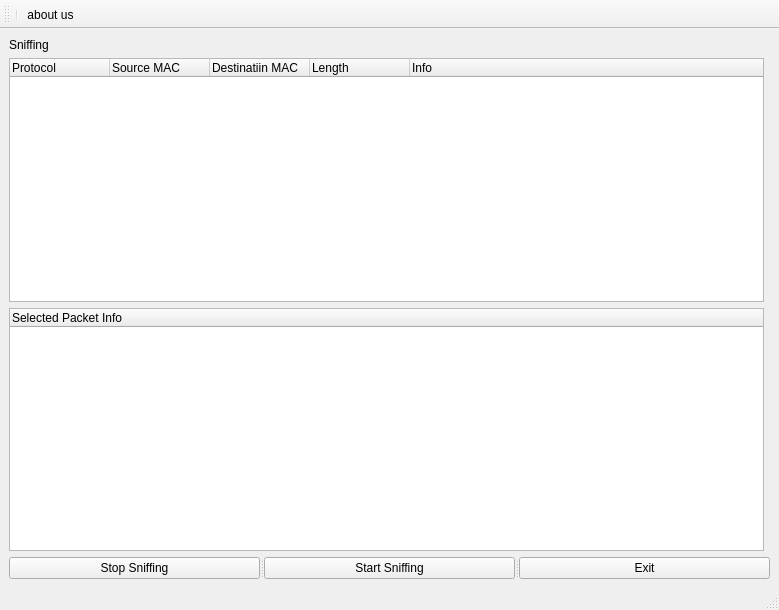
Above: MainWindoww.ui from SaeedAbdelWahab/Python-Packet-Sniffer before the change. Below: the same form after it.
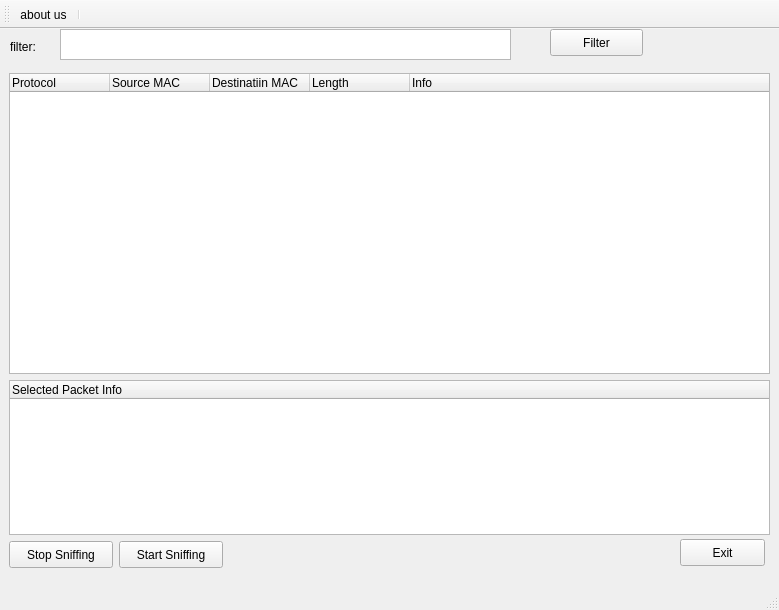
That is the form after the change. Icons and pictures are not drawn.

Diff of the .ui file:
```diff
--- a/MainWindoww.ui
+++ b/MainWindoww.ui
@@ -14,47 +14,49 @@
    <string>Packets</string>
   </property>
   <widget class="QWidget" name="centralwidget">
-   <layout class="QGridLayout" name="gridLayout">
-    <item row="0" column="0">
      <widget class="QLabel" name="label">
-      <property name="text">
-       <string>Sniffing</string>
-      </property>
-     </widget>
-    </item>
-    <item row="6" column="0" colspan="2">
-     <widget class="QSplitter" name="splitter">
-      <property name="orientation">
-       <enum>Qt::Horizontal</enum>
-      </property>
-      <widget class="QPushButton" name="StopSniffing">
+    <property name="geometry">
+     <rect>
+      <x>10</x>
+      <y>10</y>
+      <width>40</width>
+      <height>15</height>
+     </rect>
+    </property>
+    <property name="sizePolicy">
+     <sizepolicy hsizetype="MinimumExpanding" vsizetype="MinimumExpanding">
+      <horstretch>0</horstretch>
+      <verstretch>0</verstretch>
+     </sizepolicy>
+    </property>
        <property name="text">
-        <string>Stop Sniffing</string>
-       </property>
-      </widget>
-      <widget class="QPushButton" name="StartButton">
-       <property name="text">
-        <string>Start Sniffing</string>
-       </property>
-      </widget>
-      <widget class="QPushButton" name="Exit">
-       <property name="text">
-        <string>Exit</string>
-       </property>
-      </widget>
-     </widget>
-    </item>
-    <item row="3" column="0">
+     <string>filter:</string>
+    </property>
+   </widget>
      <widget class="QTreeWidget" name="PacketTree">
+    <property name="geometry">
+     <rect>
+      <x>9</x>
+      <y>351</y>
+      <width>761</width>
+      <height>155</height>
+     </rect>
+    </property>
       <column>
        <property name="text">
         <string>Selected Packet Info</string>
        </property>
       </column>
      </widget>
-    </item>
-    <item row="1" column="0">
      <widget class="QTreeWidget" name="PacketTable">
+    <property name="geometry">
+     <rect>
+      <x>9</x>
+      <y>44</y>
+      <width>761</width>
+      <height>301</height>
+     </rect>
+    </property>
       <column>
        <property name="text">
         <string>Protocol</string>
@@ -81,10 +83,82 @@
        </property>
       </column>
      </widget>
-    </item>
-   </layout>
+   <widget class="QTextEdit" name="FilterText">
+    <property name="geometry">
+     <rect>
+      <x>60</x>
+      <y>0</y>
+      <width>451</width>
+      <height>31</height>
+     </rect>
+    </property>
+    <property name="sizePolicy">
+     <sizepolicy hsizetype="Expanding" vsizetype="Preferred">
+      <horstretch>0</horstretch>
+      <verstretch>0</verstretch>
+     </sizepolicy>
+    </property>
+   </widget>
+   <widget class="QPushButton" name="FilterBtn">
+    <property name="geometry">
+     <rect>
+      <x>550</x>
+      <y>0</y>
+      <width>93</width>
+      <height>27</height>
+     </rect>
+    </property>
+    <property name="text">
+     <string>Filter</string>
+    </property>
+   </widget>
+   <widget class="QPushButton" name="StopSniffing">
+    <property name="geometry">
+     <rect>
+      <x>9</x>
+      <y>512</y>
+      <width>104</width>
+      <height>27</height>
+     </rect>
+    </property>
+    <property name="text">
+     <string>Stop Sniffing</string>
+    </property>
+   </widget>
+   <widget class="QPushButton" name="StartButton">
+    <property name="geometry">
+     <rect>
+      <x>119</x>
+      <y>512</y>
+      <width>104</width>
+      <height>27</height>
+     </rect>
+    </property>
+    <property name="text">
+     <string>Start Sniffing</string>
+    </property>
+   </widget>
+   <widget class="QPushButton" name="Exit">
+    <property name="geometry">
+     <rect>
+      <x>680</x>
+      <y>510</y>
+      <width>85</width>
+      <height>27</height>
+     </rect>
+    </property>
+    <property name="text">
+     <string>Exit</string>
+    </property>
+   </widget>
   </widget>
   <widget class="QToolBar" name="toolBar">
+   <property name="sizePolicy">
+    <sizepolicy hsizetype="Expanding" vsizetype="Fixed">
+     <horstretch>0</horstretch>
+     <verstretch>0</verstretch>
+    </sizepolicy>
+   </property>
    <property name="windowTitle">
     <string>toolBar</string>
    </property>
@@ -94,8 +168,8 @@
    <attribute name="toolBarBreak">
     <bool>false</bool>
    </attribute>
-   <addaction name="separator"/>
    <addaction name="actionAbout_us"/>
+   <addaction name="separator"/>
   </widget>
   <widget class="QStatusBar" name="statusBar">
    <property name="statusTip">
```
Lines whose indentation alone changed are shown as unchanged.
